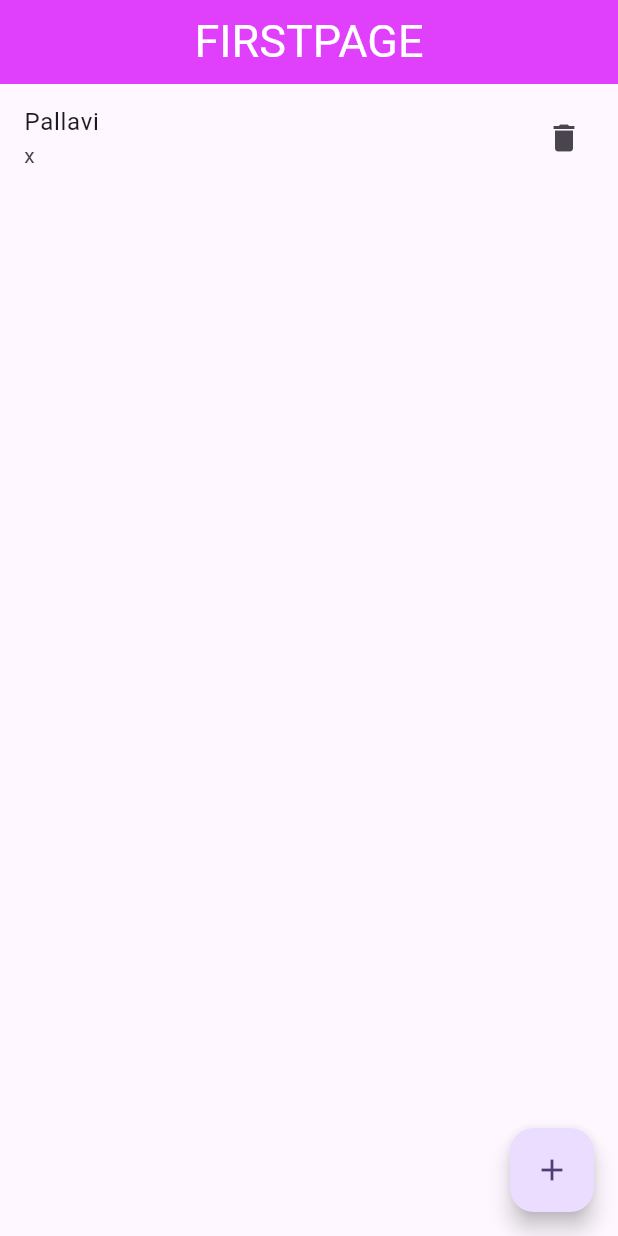
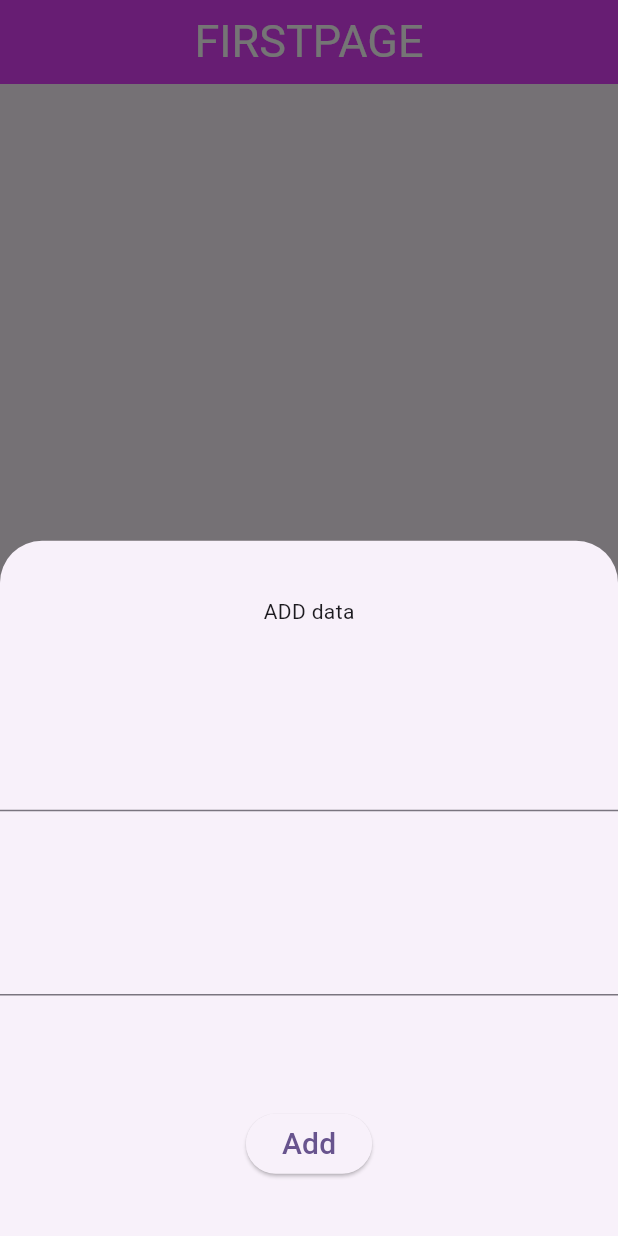
Before and after one commit to pallavipatil1998/ProviderStatemanagement, a Flutter app: the screen it shows after launch, after a tap on the "add" icon, on a phone screen of 412 x 824 dp. Run offline on Flutter 3.47's test engine with Material 3 defaults, Android fonts, the phone set to English and light mode, and no system bars.

Commit message:
add by bottomshit map<String,dynamic> data using ListProvider

```diff
--- a/lib/first_page.dart
+++ b/lib/first_page.dart
@@ -82,11 +82,39 @@ class FirstPage extends StatelessWidget {
 
       floatingActionButton: FloatingActionButton(
           onPressed: (){
-            Map<String,dynamic> newData={
-              "Name": "Pallavi",
-              "Class": "x"
-            };
-            context.read<ListProvider>().addListData(newData);
+           showModalBottomSheet(
+               context: context,
+               builder: (_){
+                 return Container(
+                   child: Column(
+                     mainAxisAlignment: MainAxisAlignment.spaceAround,
+                     children: [
+                       Text("ADD data"),
+                       TextField(
+                         controller: nameController,
+                       ),
+                       TextField(
+                         controller: classController,
+                       ),
+                       ElevatedButton(
+                           onPressed: (){
+                             var addData={
+                               "Name": nameController.text.toString(),
+                               "Class":classController.text.toString()
+                             };
+                             context.read<ListProvider>().addListData(addData);
+                             Navigator.pop(context);
+                           },
+                           child: Text("Add",style: TextStyle(fontSize: 20),)
+                       )
+
+
+                     ],
+                   ),
+                 );
+               }
+           );
+
           },
         child: Icon(Icons.add),
       )
```
